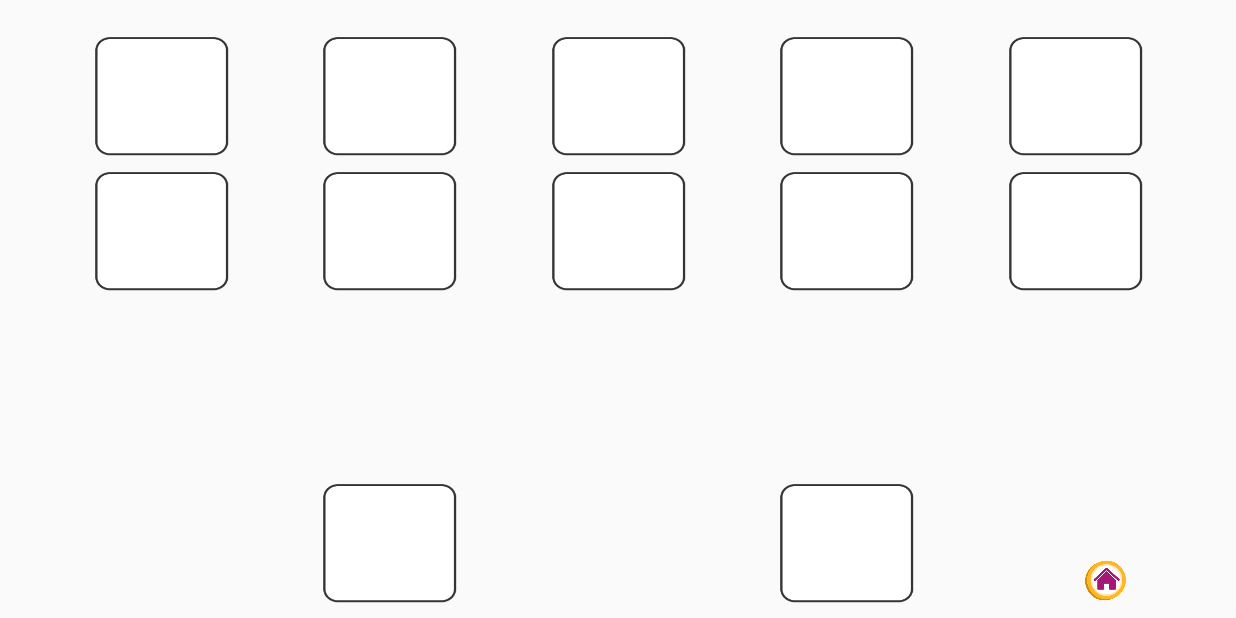
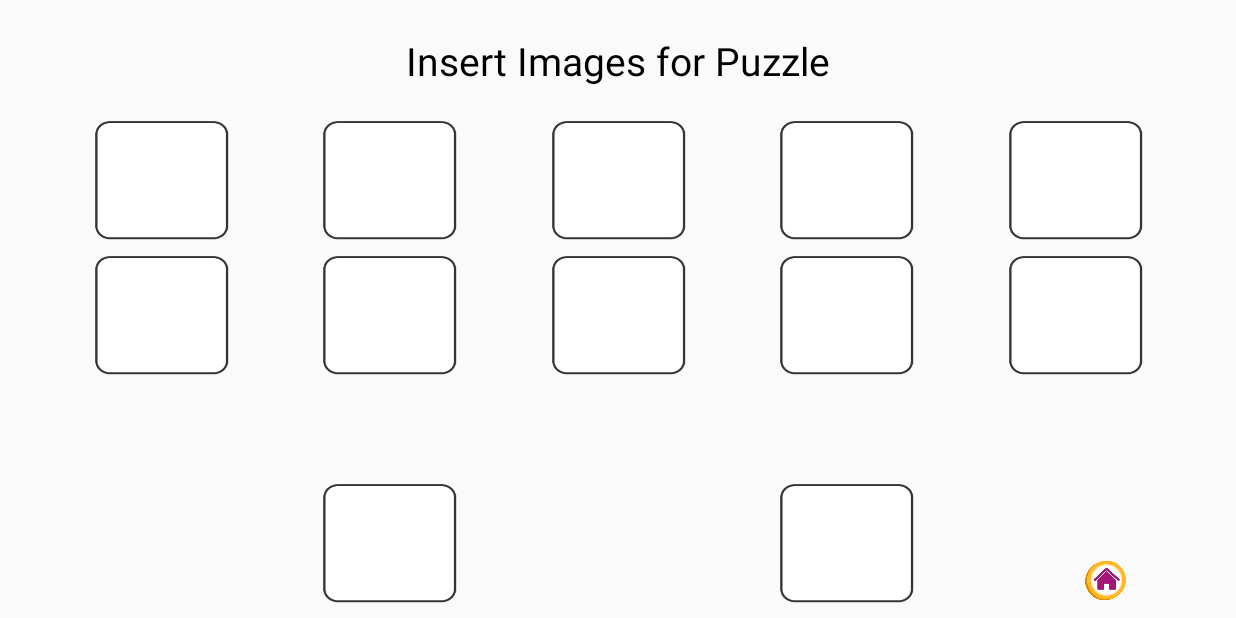
Before and after one commit to arsalanpeerzada/MatchyProject, an Android app: the CustomMainPuzzleActivity screen opened directly, with no data from a screen before it, on a phone screen of 824 x 412 dp (held sideways). Run offline under Robolectric (Android 15) with nearby library versions, the phone set to English and light mode, and no system bars; our stand-ins replace Picasso; libraries missing offline, so code that uses them is left out: com.facebook.drawee; plain views replace SimpleDraweeView; pictures from the network do not load; 5 statements that could not run were skipped.

Commit message:
17/11/24

```diff
--- a/app/build.gradle
+++ b/app/build.gradle
@@ -19,9 +19,9 @@ android {
     defaultConfig {
         applicationId "com.teniqs.matchymatch"
         minSdkVersion 26
-        versionCode 1
+        versionCode 2
         targetSdkVersion 34
-        versionName "1"
+        versionName "2"
         namespace "com.teniqs.matchymatch"
         testInstrumentationRunner 'androidx.test.runner.AndroidJUnitRunner'
     }
--- a/app/src/main/java/com/teniqs/matchymatch/ParrotActivity.java
+++ b/app/src/main/java/com/teniqs/matchymatch/ParrotActivity.java
@@ -47,6 +47,7 @@ public class ParrotActivity extends AppCompatActivity {
         //isi me add karo aur isi ko serialize/deserialize karo.
 //        customPuzzles = CustomPuzzleManager.getInstance().getCustomPuzzles();
 
+        Toast.makeText(ParrotActivity.this, "Please create puzzle from Parent's section", Toast.LENGTH_LONG).show();
 
         myPuzzle = this.getSharedPreferences("MyPuzzle", Context.MODE_PRIVATE);
 
--- a/app/src/main/res/layout/custom_puzzle.xml
+++ b/app/src/main/res/layout/custom_puzzle.xml
@@ -13,11 +13,23 @@
         android:layout_height="match_parent"
         android:background="@drawable/pinkbackground">
 
+
+        <TextView
+            android:layout_width="wrap_content"
+            android:layout_height="wrap_content"
+            android:text="Insert Images for Puzzle"
+            android:textColor="@color/black"
+            android:textSize="26sp"
+            app:layout_constraintBottom_toTopOf="@+id/image_two"
+            app:layout_constraintEnd_toEndOf="@+id/image_five"
+            app:layout_constraintStart_toStartOf="@+id/image_one"
+            app:layout_constraintTop_toTopOf="parent" />
+
         <ImageView
             android:id="@+id/image_one"
             android:layout_width="@dimen/puzzle_box_width"
             android:layout_height="@dimen/puzzle_box_height"
-            android:layout_marginTop="24dp"
+            android:layout_marginTop="80dp"
             android:background="@drawable/image_box"
             android:padding="5dp"
             app:layout_constraintEnd_toStartOf="@+id/image_two"
```
Also changed, not shown: app/src/main/res/layout/activity_custom_main.xml (+11 -0 lines).
